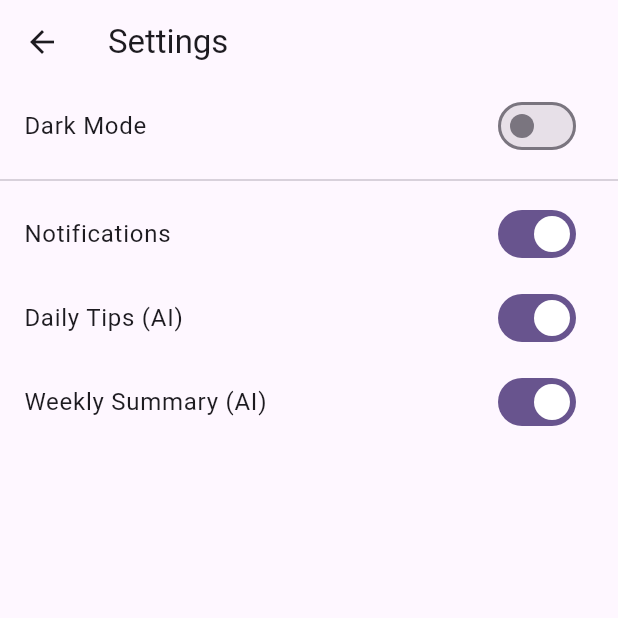
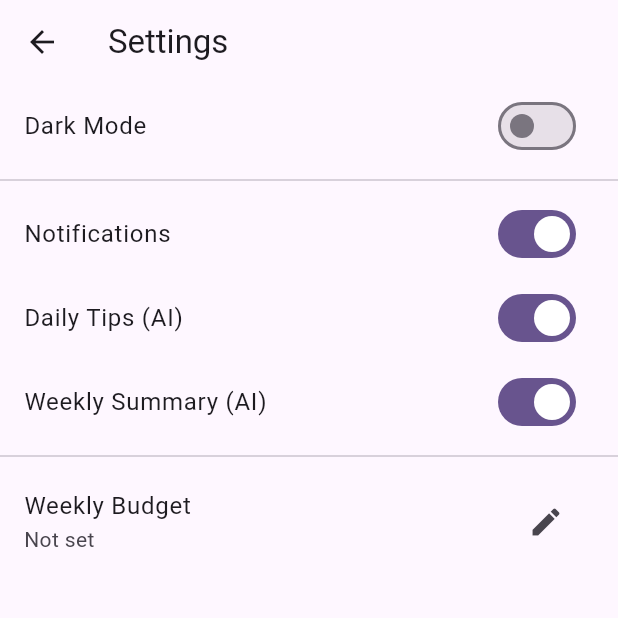
Before and after one commit to Sevara1508/BudgetBuddy-AI, a Flutter app: the screen it shows after launch, after a tap on the "settings" icon, on a phone screen of 412 x 824 dp, the top half of it. Run offline on Flutter 3.47's test engine with Material 3 defaults, Android fonts, the phone set to English and light mode, and no system bars; our stand-ins replace flutter_dotenv, flutter_local_notifications, shared_preferences, sqflite, sqflite_common_ffi; accounts and stored records are empty.

Commit message:
improved home page ui

```diff
--- a/lib/pages/home_screen.dart
+++ b/lib/pages/home_screen.dart
@@ -1,10 +1,10 @@
 import 'package:flutter/material.dart';
 import 'package:flutter_local_notifications/flutter_local_notifications.dart';
+import '../services/budget_service.dart';
+import '../services/db_helper.dart';
+import '../models/transaction_model.dart';
+import 'transaction_screen.dart';
 import 'settings_screen.dart';
-
-import '/models/transaction_model.dart';
-import '/services/db_helper.dart';
-import 'transaction_screen.dart';
 
 class Home_Screen extends StatefulWidget {
   final String title;
@@ -23,44 +23,54 @@ class Home_Screen extends StatefulWidget {
 }
 
 class _Home_ScreenState extends State<Home_Screen> {
+  // db + data
   final DBHelper _dbHelper = DBHelper();
   List<TransactionModel> _transactions = [];
 
-  // notification plugin instance used across all platforms
+  // weekly budget service
+  final BudgetService _budgetService = BudgetService();
+  double weeklyBudget = 0.0;
+
+  // notification system
   final FlutterLocalNotificationsPlugin _notificationsPlugin =
   FlutterLocalNotificationsPlugin();
 
   @override
   void initState() {
     super.initState();
-    _initializeNotifications(); // set up notification settings once
-    _loadTransact();           // load saved transactions into list
+    _initializeNotifications();
+    _loadData();
   }
 
-  // sets up notification behaviors for android / ios / macos / linux
+  // load transactions + weekly budget
+  Future<void> _loadData() async {
+    final trans = await _dbHelper.getTransactions();
+    final budget = await _budgetService.getWeeklyBudget();
+
+    setState(() {
+      _transactions = trans;
+      weeklyBudget = budget;
+    });
+  }
+
+  // notification setup
   Future<void> _initializeNotifications() async {
-    const AndroidInitializationSettings androidInit =
-    AndroidInitializationSettings('@mipmap/ic_launcher');
+    const android = AndroidInitializationSettings('@mipmap/ic_launcher');
+    const ios = DarwinInitializationSettings();
+    const linux = LinuxInitializationSettings(defaultActionName: "Open");
 
-    const DarwinInitializationSettings darwinInit =
-    DarwinInitializationSettings();
-
-    const LinuxInitializationSettings linuxInit =
-    LinuxInitializationSettings(defaultActionName: "Open");
-
-    // unified initialization config for all platforms
-    const InitializationSettings initSettings = InitializationSettings(
-      android: androidInit,
-      iOS: darwinInit,
-      macOS: darwinInit,
-      linux: linuxInit,
+    const settings = InitializationSettings(
+      android: android,
+      iOS: ios,
+      macOS: ios,
+      linux: linux,
     );
 
-    await _notificationsPlugin.initialize(initSettings);
+    await _notificationsPlugin.initialize(settings);
   }
 
-  // triggers a small popup notification after a new transaction is added
-  Future<void> _showTransactionsNotification() async {
+  // popup notification for new transactions
+  Future<void> _showTransactionNotification() async {
     if (_transactions.isEmpty) return;
 
     final latest = _transactions.last;
@@ -69,33 +79,41 @@ class _Home_ScreenState extends State<Home_Screen> {
       0,
       "New Transaction Added",
       "${latest.category}: \$${latest.amount.toStringAsFixed(2)}",
-      NotificationDetails(
-        android: AndroidNotificationDetails(
-          "transactions",
-          "Transactions",
-        ),
+      const NotificationDetails(
+        android: AndroidNotificationDetails("transactions", "Transactions"),
         iOS: DarwinNotificationDetails(),
         macOS: DarwinNotificationDetails(),
       ),
     );
   }
 
-  // reads transactions from the database and updates the ui list
-  Future<void> _loadTransact() async {
-    var transactions = await _dbHelper.getTransactions();
-    setState(() {
-      _transactions = transactions;
-    });
+  // calculate total weekly expenses
+  double get totalExpenses {
+    return _transactions.fold(
+      0.0,
+          (prev, item) => prev + item.amount,
+    );
+  }
+
+  // calculate remaining money
+  double get remainingBudget {
+    if (weeklyBudget == 0) return 0;
+    return (weeklyBudget - totalExpenses).clamp(0, weeklyBudget);
+  }
+
+  // calculate progress bar value
+  double get progress {
+    if (weeklyBudget == 0) return 0;
+    return (totalExpenses / weeklyBudget).clamp(0, 1);
   }
 
   @override
   Widget build(BuildContext context) {
+    final isDark = Theme.of(context).brightness == Brightness.dark;
+
     return Scaffold(
       appBar: AppBar(
-        backgroundColor: Theme.of(context).colorScheme.onInverseSurface,
         title: Text(widget.title),
-
-        // opens the settings page where theme toggles live
         actions: [
           IconButton(
             icon: const Icon(Icons.settings),
@@ -108,47 +126,52 @@ class _Home_ScreenState extends State<Home_Screen> {
                     onToggleTheme: widget.onToggleTheme,
                   ),
                 ),
-              );
+              ).then((_) => _loadData()); // refresh budget if changed
             },
           ),
         ],
       ),
 
-      // simple horizontal list showing category, note, and amount
-      body: Container(
-        height: 100,
-        child: ListView.builder(
-          scrollDirection: Axis.horizontal,
-          itemCount: _transactions.length,
-          itemBuilder: (context, index) {
-            final t = _transactions[index];
-            return Container(
-              width: 500.0,
-              color: Theme.of(context).brightness == Brightness.dark
-                  ? const Color(0xFF3B2F4A)    // dark purple-grey
-                  : const Color(0xFFEDE7F6),   // light lavender
-              child: Padding(
-                padding: const EdgeInsets.all(8.0),
-                child: Column(
-                  crossAxisAlignment: CrossAxisAlignment.start,
-                  children: [
-                    Text(
-                      t.category,
-                      style: const TextStyle(fontWeight: FontWeight.bold),
-                    ),
-                    Text(t.note ?? ''),
-                    Text('\$${t.amount.toStringAsFixed(2)}'),
-                  ],
-                ),
+      body: SingleChildScrollView(
+        padding: const EdgeInsets.all(20),
+        child: Column(
+          crossAxisAlignment: CrossAxisAlignment.start,
+          children: [
+            // headline
+            Text(
+              "Dashboard",
+              style: TextStyle(
+                fontSize: 32,
+                fontWeight: FontWeight.bold,
+                color: isDark ? Colors.white : Colors.black,
               ),
-            );
-          },
+            ),
+
+            const SizedBox(height: 20),
+
+            // card showing weekly summary
+            _buildSummaryCard(isDark),
+
+            const SizedBox(height: 30),
+
+            Text(
+              "Recent Transactions",
+              style: TextStyle(
+                fontSize: 20,
+                fontWeight: FontWeight.bold,
+                color: isDark ? Colors.white : Colors.black,
+              ),
+            ),
+
+            const SizedBox(height: 15),
+
+            _buildRecentTransactions(isDark),
+          ],
         ),
       ),
 
-      // button to open transaction page and refresh the list once user returns
       floatingActionButton: FloatingActionButton(
-        child: const Icon(Icons.pages),
+        child: const Icon(Icons.add),
         onPressed: () async {
           await Navigator.push(
             context,
@@ -158,10 +181,131 @@ class _Home_ScreenState extends State<Home_Screen> {
             ),
           );
 
-          await _loadTransact();              // reload entries after coming back
-          await _showTransactionsNotification(); // show popup for new entry
+          await _loadData();
+          await _showTransactionNotification();
         },
       ),
     );
   }
+
+  // dashboard summary card
+  Widget _buildSummaryCard(bool isDark) {
+    return Container(
+      padding: const EdgeInsets.all(20),
+      decoration: BoxDecoration(
+        color: isDark
+            ? const Color(0xFF2E2A3A)
+            : const Color(0xFFF3EFFF),
+        borderRadius: BorderRadius.circular(16),
+      ),
+      child: Column(
+        crossAxisAlignment: CrossAxisAlignment.start,
+        children: [
+          Text(
+            "Weekly Overview",
+            style: TextStyle(
+              fontSize: 18,
+              fontWeight: FontWeight.bold,
+              color: isDark ? Colors.white : Colors.black87,
+            ),
+          ),
+          const SizedBox(height: 15),
+
+          // expenses + budget numbers
+          Text(
+            "Total Expenses: \$${totalExpenses.toStringAsFixed(2)}",
+            style: TextStyle(
+              fontSize: 16,
+              color: isDark ? Colors.white70 : Colors.black87,
+            ),
+          ),
+          const SizedBox(height: 4),
+          Text(
+            weeklyBudget == 0
+                ? "Weekly Budget: Not Set"
+                : "Weekly Budget: \$${weeklyBudget.toStringAsFixed(2)}",
+            style: TextStyle(
+              fontSize: 16,
+              color: isDark ? Colors.white70 : Colors.black87,
+            ),
+          ),
+          const SizedBox(height: 4),
+          if (weeklyBudget != 0)
+            Text(
+              "Remaining: \$${remainingBudget.toStringAsFixed(2)}",
+              style: TextStyle(
+                fontSize: 16,
+                color: remainingBudget < weeklyBudget * 0.3
+                    ? Colors.redAccent
+                    : (isDark ? Colors.white70 : Colors.black87),
+              ),
+            ),
+
+          const SizedBox(height: 20),
+
+          // progress bar
+          if (weeklyBudget != 0)
+            ClipRRect(
+              borderRadius: BorderRadius.circular(10),
+              child: LinearProgressIndicator(
+                value: progress,
+                minHeight: 10,
+                backgroundColor:
+                isDark ? Colors.white12 : Colors.black12,
+                valueColor: AlwaysStoppedAnimation(
+                  progress > 0.9
+                      ? Colors.red
+                      : (progress > 0.6 ? Colors.orange : Colors.green),
+                ),
+              ),
+            ),
+        ],
+      ),
+    );
+  }
+
+  // recent transactions section
+  Widget _buildRecentTransactions(bool isDark) {
+    if (_transactions.isEmpty) {
+      return Text(
+        "No transactions yet.",
+        style: TextStyle(color: isDark ? Colors.white54 : Colors.black54),
+      );
+    }
+
+    return Column(
+      children: _transactions.take(5).map((t) {
+        return Container(
+          margin: const EdgeInsets.only(bottom: 12),
+          padding: const EdgeInsets.all(16),
+          decoration: BoxDecoration(
+            color: isDark
+                ? const Color(0xFF3B2F4A)
+                : const Color(0xFFEDE7F6),
+            borderRadius: BorderRadius.circular(12),
+          ),
+          child: Row(
+            mainAxisAlignment: MainAxisAlignment.spaceBetween,
+            children: [
+              Column(
+                crossAxisAlignment: CrossAxisAlignment.start,
+                children: [
+                  Text(
+                    t.category,
+                    style: const TextStyle(fontWeight: FontWeight.bold),
+                  ),
+                  const SizedBox(height: 4),
+                  Text(t.note ?? ""),
+                ],
+              ),
+              Text(
+                "\$${t.amount.toStringAsFixed(2)}",
+                style: const TextStyle(fontWeight: FontWeight.bold),
+              ),
+            ],
+          ),
+        );
+      }).toList(),
+    );
+  }
 }
--- a/lib/pages/settings_screen.dart
+++ b/lib/pages/settings_screen.dart
@@ -1,6 +1,6 @@
 import 'package:flutter/material.dart';
 import '../services/settings_service.dart';
-
+import '../services/budget_service.dart';
 
 class SettingsScreen extends StatefulWidget {
   final bool isDarkMode;
@@ -22,7 +22,10 @@ class _SettingsScreenState extends State<SettingsScreen> {
   bool tips = true;
   bool weeklySummary = true;
 
+  double weeklyBudget = 0.0; // new
+
   final SettingsService _service = SettingsService();
+  final BudgetService _budgetService = BudgetService(); // new
 
   @override
   void initState() {
@@ -35,8 +38,46 @@ class _SettingsScreenState extends State<SettingsScreen> {
     notifications = await _service.getNotificationsEnabled();
     tips = await _service.getTipsEnabled();
     weeklySummary = await _service.getWeeklySummaryEnabled();
+    weeklyBudget = await _budgetService.getWeeklyBudget(); // new
 
     setState(() {});
+  }
+
+  // helper to edit weekly budget
+  Future<void> _editWeeklyBudget() async {
+    final controller = TextEditingController(
+      text: weeklyBudget == 0 ? "" : weeklyBudget.toString(),
+    );
+
+    double? result = await showDialog<double>(
+      context: context,
+      builder: (context) {
+        return AlertDialog(
+          title: const Text("Set Weekly Budget"),
+          content: TextField(
+            controller: controller,
+            keyboardType: TextInputType.number,
+            decoration: const InputDecoration(
+              labelText: "Amount (e.g. 150.00)",
+            ),
+          ),
+          actions: [
+            TextButton(
+              onPressed: () {
+                Navigator.pop(
+                    context, double.tryParse(controller.text) ?? 0.0);
+              },
+              child: const Text("Save"),
+            ),
+          ],
+        );
+      },
+    );
+
+    if (result != null) {
+      await _budgetService.setWeeklyBudget(result);
+      setState(() => weeklyBudget = result);
+    }
   }
 
   @override
@@ -45,6 +86,7 @@ class _SettingsScreenState extends State<SettingsScreen> {
       appBar: AppBar(title: const Text("Settings")),
       body: ListView(
         children: [
+          // dark mode
           SwitchListTile(
             title: const Text("Dark Mode"),
             value: darkMode,
@@ -56,6 +98,7 @@ class _SettingsScreenState extends State<SettingsScreen> {
 
           const Divider(),
 
+          // notifications
           SwitchListTile(
             title: const Text("Notifications"),
             value: notifications,
@@ -65,6 +108,7 @@ class _SettingsScreenState extends State<SettingsScreen> {
             },
           ),
 
+          // ai tips
           SwitchListTile(
             title: const Text("Daily Tips (AI)"),
             value: tips,
@@ -74,6 +118,7 @@ class _SettingsScreenState extends State<SettingsScreen> {
             },
           ),
 
+          // ai weekly summary
           SwitchListTile(
             title: const Text("Weekly Summary (AI)"),
             value: weeklySummary,
@@ -82,6 +127,22 @@ class _SettingsScreenState extends State<SettingsScreen> {
               _service.setWeeklySummaryEnabled(value);
             },
           ),
+
+          const Divider(),
+
+          // weekly budget section
+          ListTile(
+            title: const Text("Weekly Budget"),
+            subtitle: Text(
+              weeklyBudget == 0
+                  ? "Not set"
+                  : "\$${weeklyBudget.toStringAsFixed(2)}",
+            ),
+            trailing: IconButton(
+              icon: const Icon(Icons.edit),
+              onPressed: _editWeeklyBudget,
+            ),
+          ),
         ],
       ),
     );
--- /dev/null
+++ b/lib/services/budget_service.dart
@@ -0,0 +1,15 @@
+import 'package:shared_preferences/shared_preferences.dart';
+
+class BudgetService {
+  static const String weeklyBudgetKey = "weekly_budget"; // key used to store the weekly budget value
+
+  Future<double> getWeeklyBudget() async {
+    final prefs = await SharedPreferences.getInstance(); // load local storage
+    return prefs.getDouble(weeklyBudgetKey) ?? 0.0;       // return saved budget or 0 if nothing saved yet
+  }
+
+  Future<void> setWeeklyBudget(double amount) async {
+    final prefs = await SharedPreferences.getInstance(); // access shared prefs
+    await prefs.setDouble(weeklyBudgetKey, amount);      // save the given budget value
+  }
+}
```
